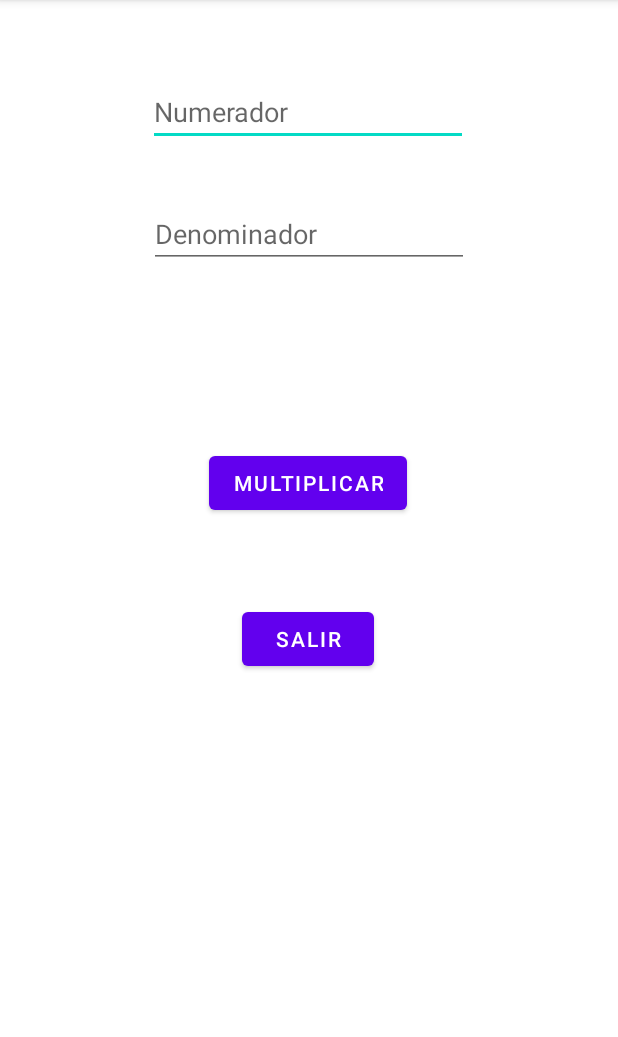
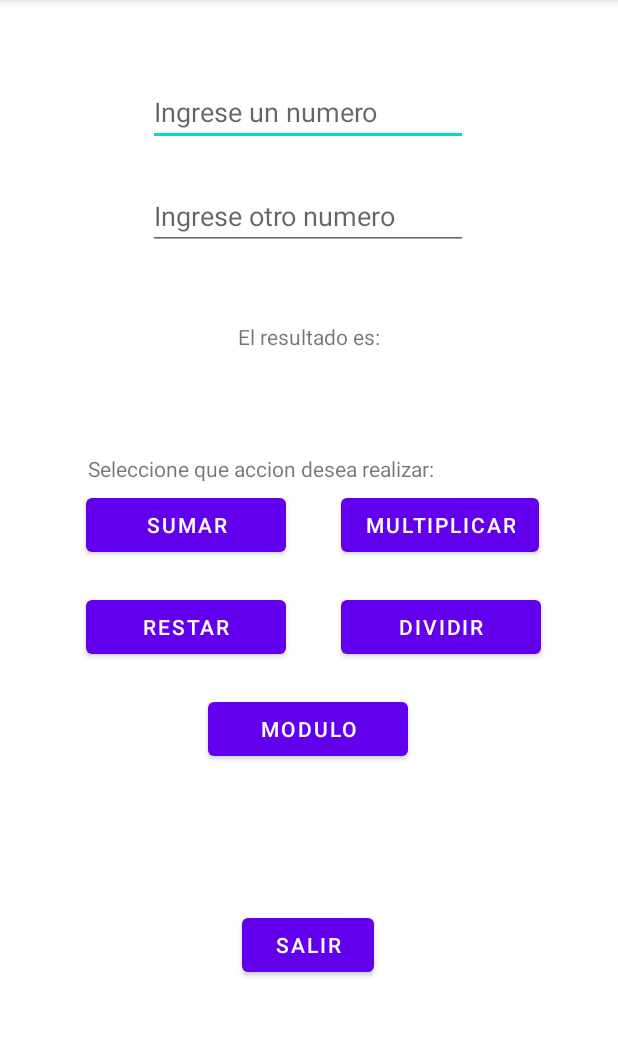
Before and after one commit to schuvabMathias/Calculadora, an Android app: the screen it shows after launch (MainActivity), on a phone screen of 412 x 824 dp, the part 84-1121 px from its top. Run offline under Robolectric (Android 15) with nearby library versions, the phone set to English and light mode, and no system bars.

Commit message:
agregando otras funciones nada mas

```diff
--- a/app/src/main/res/layout/activity_main.xml
+++ b/app/src/main/res/layout/activity_main.xml
@@ -10,9 +10,57 @@
         android:id="@+id/multiplicar"
         android:layout_width="wrap_content"
         android:layout_height="wrap_content"
-        android:layout_marginTop="52dp"
+        android:layout_marginTop="92dp"
         android:onClick="multiplicar"
         android:text="@string/boton_multiplicar"
+        app:layout_constraintEnd_toEndOf="parent"
+        app:layout_constraintHorizontal_bias="0.812"
+        app:layout_constraintStart_toStartOf="parent"
+        app:layout_constraintTop_toBottomOf="@+id/out_resultado" />
+
+    <Button
+        android:id="@+id/suma"
+        android:layout_width="133dp"
+        android:layout_height="48dp"
+        android:layout_marginTop="92dp"
+        android:onClick="sumar"
+        android:text="@string/boton_sumar"
+        app:layout_constraintEnd_toEndOf="parent"
+        app:layout_constraintHorizontal_bias="0.205"
+        app:layout_constraintStart_toStartOf="parent"
+        app:layout_constraintTop_toBottomOf="@+id/out_resultado" />
+
+    <Button
+        android:id="@+id/resta"
+        android:layout_width="133dp"
+        android:layout_height="48dp"
+        android:layout_marginTop="160dp"
+        android:onClick="restar"
+        android:text="@string/boton_restar"
+        app:layout_constraintEnd_toEndOf="parent"
+        app:layout_constraintHorizontal_bias="0.205"
+        app:layout_constraintStart_toStartOf="parent"
+        app:layout_constraintTop_toBottomOf="@+id/out_resultado" />
+
+    <Button
+        android:id="@+id/dividir"
+        android:layout_width="133dp"
+        android:layout_height="48dp"
+        android:layout_marginTop="160dp"
+        android:onClick="dividir"
+        android:text="@string/boton_dividir"
+        app:layout_constraintEnd_toEndOf="parent"
+        app:layout_constraintHorizontal_bias="0.815"
+        app:layout_constraintStart_toStartOf="parent"
+        app:layout_constraintTop_toBottomOf="@+id/out_resultado" />
+
+    <Button
+        android:id="@+id/modulo"
+        android:layout_width="133dp"
+        android:layout_height="48dp"
+        android:layout_marginTop="228dp"
+        android:onClick="modulo"
+        android:text="@string/boton_modulo"
         app:layout_constraintEnd_toEndOf="parent"
         app:layout_constraintHorizontal_bias="0.498"
         app:layout_constraintStart_toStartOf="parent"
@@ -22,7 +70,7 @@
         android:id="@+id/salir"
         android:layout_width="wrap_content"
         android:layout_height="wrap_content"
-        android:layout_marginTop="56dp"
+        android:layout_marginTop="232dp"
         android:onClick="salir"
         android:text="@string/boton_salir"
         app:layout_constraintEnd_toEndOf="parent"
@@ -36,7 +84,7 @@
         android:layout_height="wrap_content"
         android:layout_marginTop="52dp"
         android:ems="10"
-        android:hint="Numerador"
+        android:hint="Ingrese un numero"
         android:inputType="numberDecimal|number"
         app:layout_constraintEnd_toEndOf="parent"
         app:layout_constraintHorizontal_bias="0.497"
@@ -47,14 +95,14 @@
         android:id="@+id/in_denominador"
         android:layout_width="wrap_content"
         android:layout_height="wrap_content"
-        android:layout_marginTop="36dp"
+        android:layout_marginTop="24dp"
         android:ems="10"
-        android:hint="Denominador"
+        android:hint="Ingrese otro numero"
         android:inputType="numberDecimal|number"
         app:layout_constraintEnd_toEndOf="parent"
+        app:layout_constraintHorizontal_bias="0.497"
         app:layout_constraintStart_toStartOf="parent"
-        app:layout_constraintTop_toBottomOf="@+id/in_numerador"
-         />
+        app:layout_constraintTop_toBottomOf="@+id/in_numerador" />
 
     <TextView
         android:id="@+id/out_resultado"
@@ -66,4 +114,18 @@
         app:layout_constraintStart_toStartOf="parent"
         app:layout_constraintTop_toBottomOf="@+id/in_denominador" />
 
+    <TextView
+        android:id="@+id/textView"
+        android:layout_width="wrap_content"
+        android:layout_height="wrap_content"
+        android:layout_marginStart="56dp"
+        android:layout_marginTop="284dp"
+        android:layout_marginEnd="117dp"
+        android:layout_marginBottom="428dp"
+        android:text="Seleccione que accion desea realizar: "
+        app:layout_constraintBottom_toBottomOf="parent"
+        app:layout_constraintEnd_toEndOf="parent"
+        app:layout_constraintStart_toStartOf="parent"
+        app:layout_constraintTop_toTopOf="parent" />
+
 </androidx.constraintlayout.widget.ConstraintLayout>
--- a/app/src/main/res/values/strings.xml
+++ b/app/src/main/res/values/strings.xml
@@ -1,7 +1,11 @@
 <resources>
     <string name="app_name">Calculadora</string>
     <string name="boton_multiplicar">Multiplicar</string>
+    <string name="boton_sumar">SUMAR</string>
+    <string name="boton_restar">RESTAR</string>
+    <string name="boton_dividir">DIVIDIR</string>
+    <string name="boton_modulo">MODULO</string>
     <string name="boton_salir">Salir</string>
     <string name="label_top">Calculadora</string>
-    <string name="empty"></string>
+    <string name="empty">El resultado es: </string>
 </resources>
```
Also changed, not shown: app/src/main/java/com/example/ejercicio2/MainActivity.java (+62 -0 lines).
